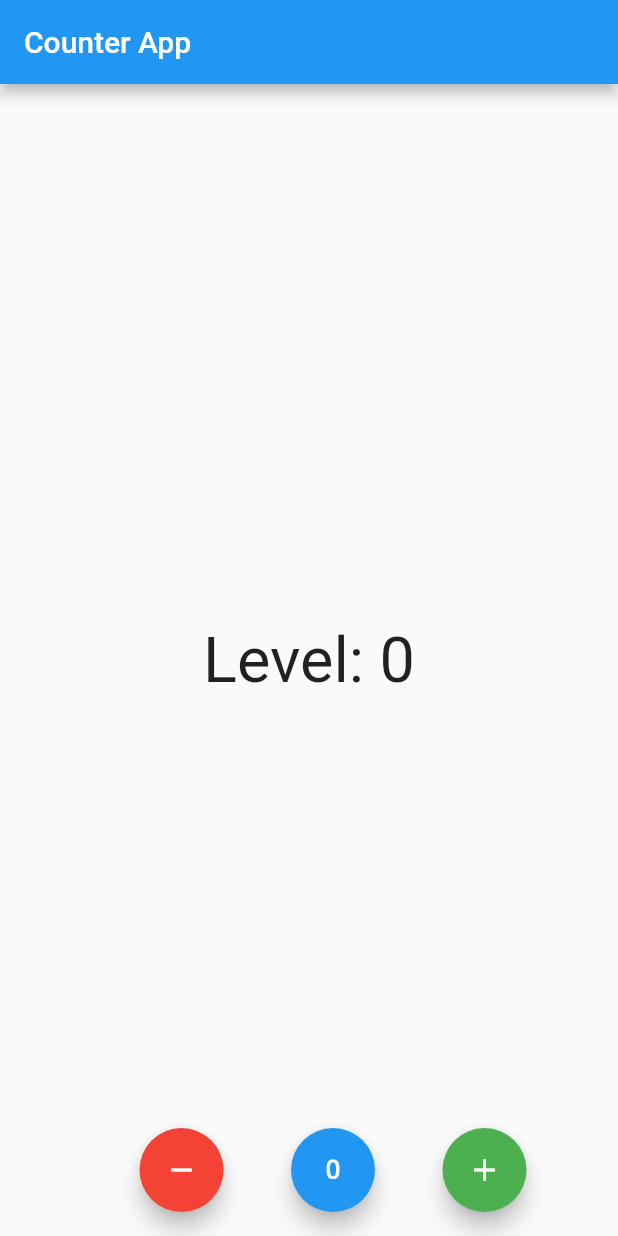
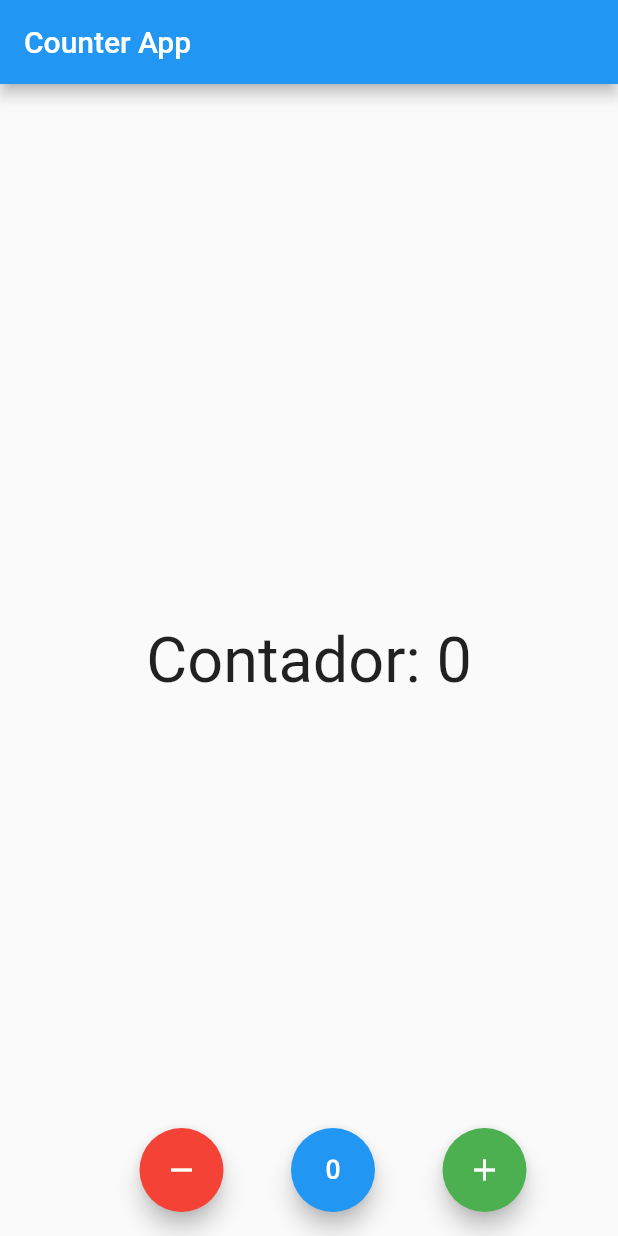
Before and after one commit to Alanfq08/flutter_CounterApp, a Flutter app: the screen it shows after launch, on a phone screen of 412 x 824 dp. Run offline on Flutter 3.47's test engine with Material 2 defaults, Android fonts, the phone set to English and light mode, and no system bars; drawn by our look-alikes of animated_flip_counter.

Commit message:
arreglando detalles

```diff
--- a/lib/main.dart
+++ b/lib/main.dart
@@ -1,6 +1,6 @@
 import 'package:counter_app/screens/bonus_screen.dart';
 import 'package:flutter/material.dart';
-import 'package:counter_app/screens/home_screen.dart';
+// import 'package:counter_app/screens/home_screen.dart';
 
 void main() => runApp(MyApp());
 
--- a/lib/screens/bonus_screen.dart
+++ b/lib/screens/bonus_screen.dart
@@ -18,7 +18,7 @@ class _BonusScreenState extends State<BonusScreen> {
       body: Center(
           child: AnimatedFlipCounter(
             duration: Duration(milliseconds: 500),
-            prefix: 'Level: ',
+            prefix: 'Contador: ',
             value: counter, // pass in a value like 2014
             textStyle: TextStyle(fontSize: 42),
           )),
```
